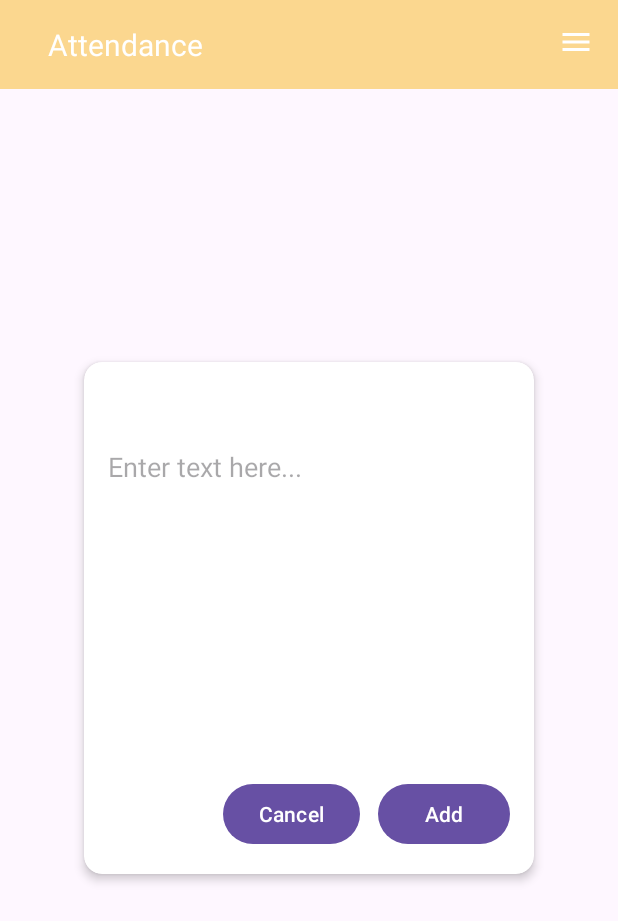
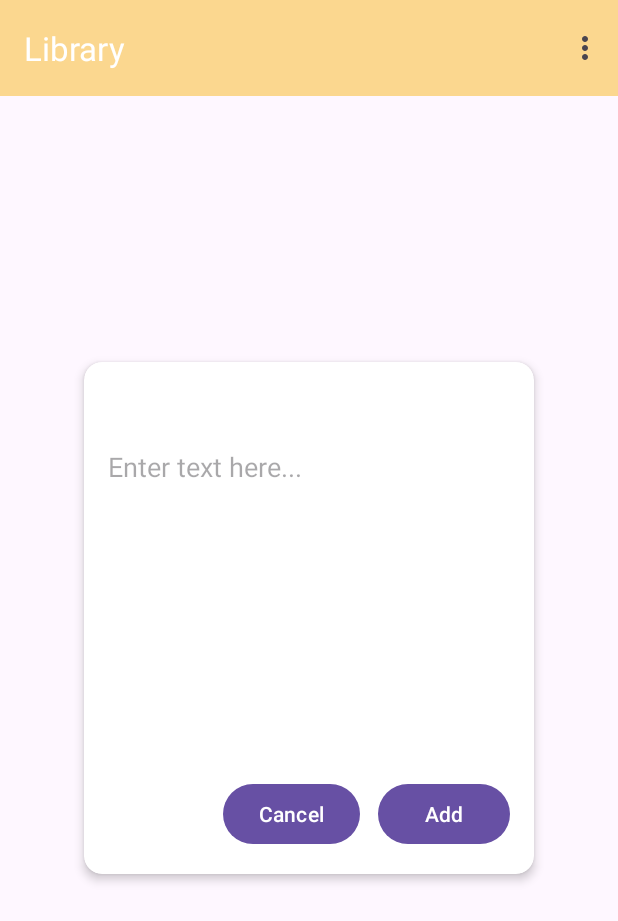
Before and after one commit to Clarr1/android-qr-scanner, an Android app: the AddStudents screen opened directly, with no data from a screen before it, on a phone screen of 412 x 824 dp. Shown: the top 921 px of the screen. Run offline under Robolectric (Android 15) with nearby library versions, the phone set to English and light mode, and no system bars.

```diff
--- a/app/src/main/AndroidManifest.xml
+++ b/app/src/main/AndroidManifest.xml
@@ -26,7 +26,8 @@
             android:exported="false" />
         <activity
             android:name=".MainActivity"
-            android:exported="true">
+            android:exported="true"
+            android:label="SAS">
             <intent-filter>
                 <action android:name="android.intent.action.MAIN" />
 
--- a/app/src/main/res/layout/activity_add_class.xml
+++ b/app/src/main/res/layout/activity_add_class.xml
@@ -5,8 +5,7 @@
     android:id="@+id/main"
     android:layout_width="match_parent"
     android:layout_height="match_parent"
-    android:background="@color/material_dynamic_neutral95"
-    >
+    android:background="@color/material_dynamic_neutral95">
 
     <com.google.android.material.card.MaterialCardView
         android:layout_width="match_parent"
--- a/app/src/main/res/layout/activity_add_students.xml
+++ b/app/src/main/res/layout/activity_add_students.xml
@@ -6,7 +6,15 @@
     android:layout_height="match_parent"
     tools:context=".AddStudents">
 
-    <include layout="@layout/toolbar"/>
+<!--    <include layout="@layout/toolbar"/>-->
+    <com.google.android.material.appbar.MaterialToolbar
+        android:id="@+id/topAppBar"
+        android:layout_width="match_parent"
+        android:layout_height="?attr/actionBarSize"
+        android:background="#fbd78f"
+        app:title="Library"
+        app:titleTextColor="@android:color/white"
+        app:menu="@menu/add_students_menu"/>
 
     <androidx.cardview.widget.CardView
         android:layout_width="300dp"
--- /dev/null
+++ b/app/src/main/res/menu/add_students_menu.xml
@@ -0,0 +1,11 @@
+<?xml version="1.0" encoding="utf-8"?>
+<menu xmlns:android="http://schemas.android.com/apk/res/android"
+    xmlns:app="http://schemas.android.com/apk/res-auto">
+
+    <item
+        android:id="@+id/add_students_menu"
+        android:title="Add student"
+        app:showAsAction="never"
+        />
+
+</menu>
```
Also changed, not shown: app/src/main/java/com/example/qrscanner/DatabaseHelper.java (+42 -38 lines), app/src/main/java/com/example/qrscanner/MainActivity.java (+15 -60 lines), app/src/main/res/layout/activity_main.xml (+11 -1 lines).
